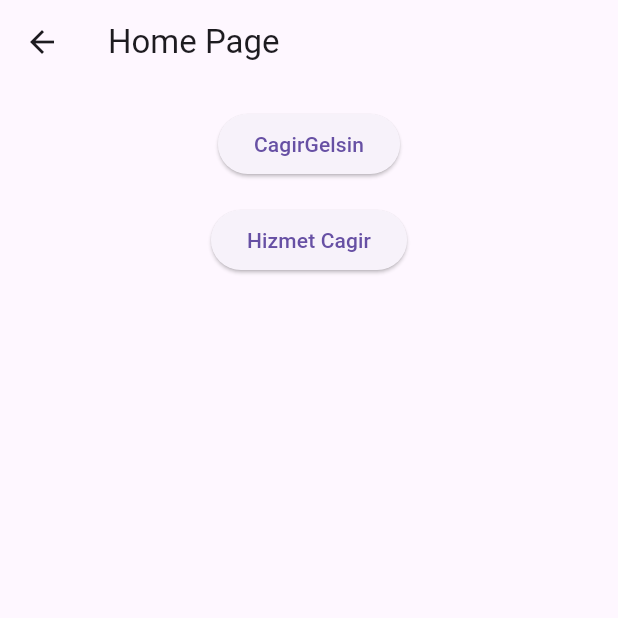
After one commit to AbdullahSharbaji/Project-2026-46, a Flutter app: the screen it shows after launch, after a tap on "Skip For Test", on a phone screen of 412 x 824 dp, the top half of it. The commit adds this screen. Run offline on Flutter 3.47's test engine with Material 3 defaults, Android fonts, the phone set to English and light mode, and no system bars.

Commit message:
Base UI Elements

```diff
--- /dev/null
+++ b/lib/Pages/App_select.dart
@@ -0,0 +1,45 @@
+import 'package:flutter/material.dart';
+import 'package:project46/Pages/CagirGelsin_Page.dart';
+import 'package:project46/Pages/Hizmet_page.dart';
+
+class AppSelect extends StatefulWidget {
+  const AppSelect({super.key});
+
+  @override
+  State<AppSelect> createState() => _MyWidgetState();
+}
+
+class _MyWidgetState extends State<AppSelect> {
+  @override
+  Widget build(BuildContext context) {
+    return Scaffold(
+      appBar: AppBar(title: const Text('Home Page')),
+      body: Center(
+        child: Column(
+          children: [
+            const SizedBox(height: 16),
+            ElevatedButton(
+              child: const Text("CagirGelsin"),
+              onPressed: () {
+                Navigator.push(
+                  context,
+                  MaterialPageRoute(builder: (context) => const CagirGelsin()),
+                );
+              },
+            ),
+            const SizedBox(height: 16),
+            ElevatedButton(
+              child: const Text("Hizmet Cagir"),
+              onPressed: () {
+                Navigator.push(
+                  context,
+                  MaterialPageRoute(builder: (context) => const Hizmet()),
+                );
+              },
+            ),
+          ],
+        ),
+      ),
+    );
+  }
+}
--- /dev/null
+++ b/lib/Pages/CagirGelsin_page.dart
@@ -0,0 +1,21 @@
+import 'package:flutter/material.dart';
+
+class CagirGelsin extends StatefulWidget {
+  const CagirGelsin({super.key});
+
+  @override
+  State<CagirGelsin> createState() => _CagirGelsinState();
+}
+
+class _CagirGelsinState extends State<CagirGelsin> {
+  @override
+  Widget build(BuildContext context) {
+    return Scaffold(
+      appBar: AppBar(title: const Text('Cagir Gelsin')),
+      body: Center(child: Column(children: [
+
+          ],
+        )),
+    );
+  }
+}
--- /dev/null
+++ b/lib/Pages/Hizmet_page.dart
@@ -0,0 +1,21 @@
+import 'package:flutter/material.dart';
+
+class Hizmet extends StatefulWidget {
+  const Hizmet({super.key});
+
+  @override
+  State<Hizmet> createState() => _HizmetState();
+}
+
+class _HizmetState extends State<Hizmet> {
+  @override
+  Widget build(BuildContext context) {
+    return Scaffold(
+      appBar: AppBar(title: const Text('Hizmet Al')),
+      body: Center(child: Column(children: [
+
+          ],
+        )),
+    );
+  }
+}
--- a/lib/main.dart
+++ b/lib/main.dart
@@ -1,5 +1,6 @@
 import 'package:flutter/material.dart';
 import 'package:project46/Creds/forgot_password.dart';
+import 'package:project46/Pages/App_select.dart';
 import 'Creds/login_page.dart';
 import 'Creds/signup_page.dart';
 
@@ -22,7 +23,7 @@ class HomePage extends StatelessWidget {
   @override
   Widget build(BuildContext context) {
     return Scaffold(
-      appBar: AppBar(title: const Text('Home Page')),
+      appBar: AppBar(title: const Text('Ana Sayfa')),
       body: Center(
         child: Column(
           mainAxisSize: MainAxisSize.min,
@@ -59,6 +60,16 @@ class HomePage extends StatelessWidget {
                 );
               },
             ),
+            const SizedBox(height: 16),
+            ElevatedButton(
+              child: const Text("Skip For Test"),
+              onPressed: () {
+                Navigator.push(
+                  context,
+                  MaterialPageRoute(builder: (context) => const AppSelect()),
+                );
+              },
+            ),
           ],
         ),
       ),
```
